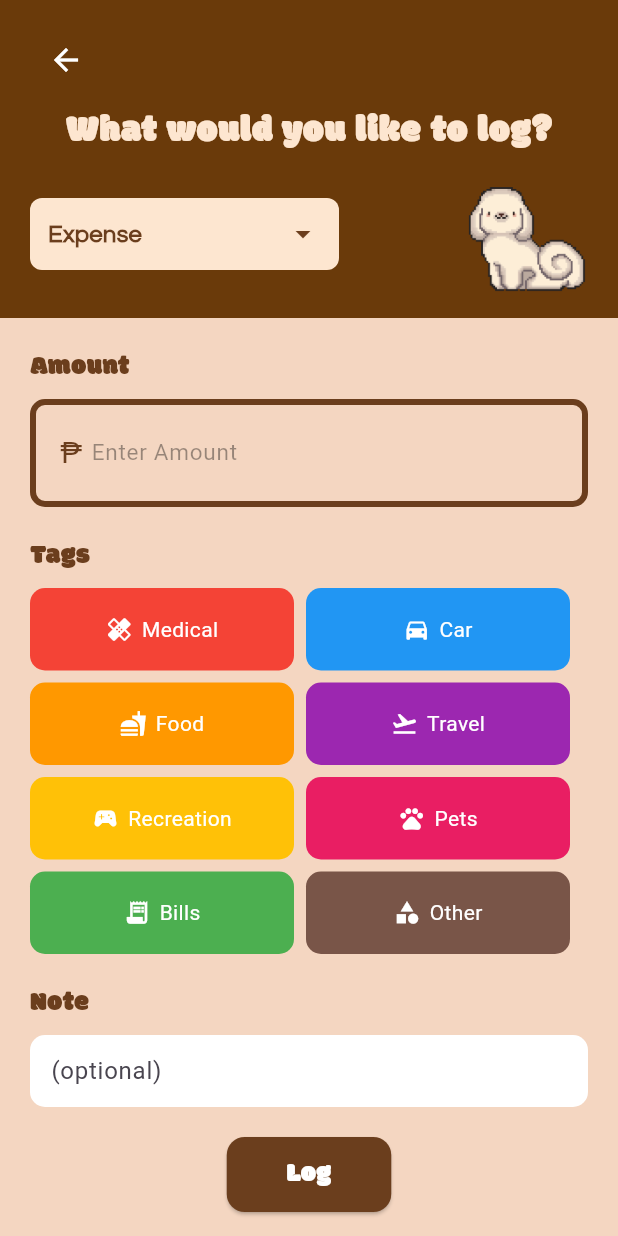
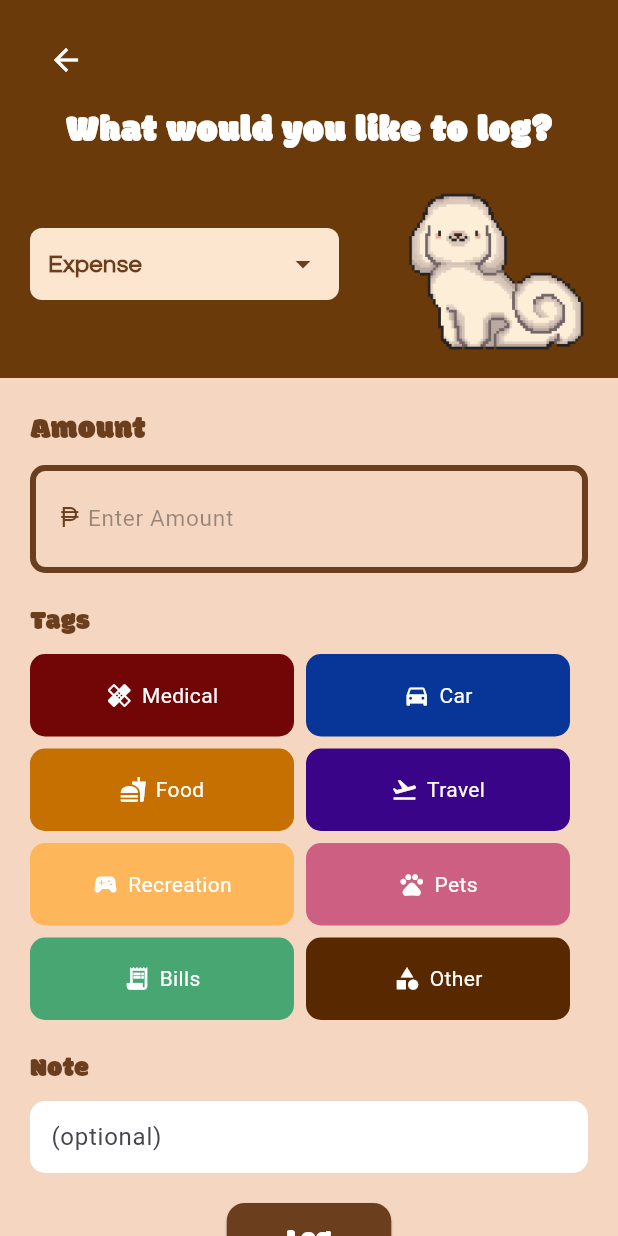
Before and after one commit to the34thempress/Budgipets, a Flutter app: the DashboardPage screen opened by its route, after a tap on the "add" icon, on a phone screen of 412 x 824 dp. Run offline on Flutter 3.47's test engine with Material 3 defaults, Android fonts, the light colour scheme and no system bars; our stand-ins replace audioplayers, image_picker, permission_handler, shared_preferences, supabase_flutter, table_calendar; accounts and stored records are empty; Roboto replaces fonts that are missing (PixelifySans-VariableFont_wght).

Commit message:
ui fixes and refinements

```diff
--- a/lib/controllers/allowance_page_controller.dart
+++ b/lib/controllers/allowance_page_controller.dart
@@ -10,14 +10,14 @@ class LogEntryController {
 
 //expenses tags category
   final List<Map<String, dynamic>> expenseCategories = [
-    {'name': 'Medical', 'color': Colors.red, 'icon': Icons.healing},
-    {'name': 'Car', 'color': Colors.blue, 'icon': Icons.directions_car},
-    {'name': 'Food', 'color': Colors.orange, 'icon': Icons.fastfood},
-    {'name': 'Travel', 'color': Colors.purple, 'icon': Icons.flight_takeoff},
-    {'name': 'Recreation', 'color': Colors.amber, 'icon': Icons.sports_esports},
-    {'name': 'Pets', 'color': Colors.pink, 'icon': Icons.pets},
-    {'name': 'Bills', 'color': Colors.green, 'icon': Icons.receipt_long},
-    {'name': 'Other', 'color': Colors.brown, 'icon': Icons.category},
+    {'name': 'Medical', 'color': Color(0xFF720607), 'icon': Icons.healing},
+    {'name': 'Car', 'color': Color(0xFF073598), 'icon': Icons.directions_car},
+    {'name': 'Food', 'color': Color(0xFFC57000), 'icon': Icons.fastfood},
+    {'name': 'Travel', 'color': Color(0xFF390488), 'icon': Icons.flight_takeoff},
+    {'name': 'Recreation', 'color': Color(0xFFFEB65B), 'icon': Icons.sports_esports},
+    {'name': 'Pets', 'color': Color(0xFFCD6082), 'icon': Icons.pets},
+    {'name': 'Bills', 'color': Color.fromARGB(255, 71, 166, 114), 'icon': Icons.receipt_long},
+    {'name': 'Other', 'color': Color(0xFF582901), 'icon': Icons.category},
   ];
 
 //income tags category
--- a/lib/pages/auth/delete_account.dart
+++ b/lib/pages/auth/delete_account.dart
@@ -12,8 +12,8 @@ class _DeleteAccountPageState extends State<DeleteAccountPage> {
   bool _passwordVisible = false;
 
   // Hardcoded values for verification
-  final String _correctPassword = "myMadeUpPassword!";
-  final String _correctPetName = "chubi";
+  final String _correctPassword = "duckduckgoose1!";
+  final String _correctPetName = "Chubi";
 
   final Color darkBrown = const Color(0xFF5C2E14);
   final Color lightBrown = const Color(0xFFF4D6C1);
--- a/lib/pages/dashboard/dashboard.dart
+++ b/lib/pages/dashboard/dashboard.dart
@@ -161,7 +161,7 @@ Future<double?> _promptNumber({
                 autofocus: true,
                 keyboardType: TextInputType.number,
                 style: const TextStyle(
-                  color: Colors.white,
+                  color: Color(0xFF3E1D01),
                   fontSize: 22,
                   fontWeight: FontWeight.w600,
                   fontFamily: "Questrial",
@@ -508,7 +508,7 @@ Future<double?> _promptNumber({
                       Column(
                         children: const [
                           Text(
-                            "34",
+                            "0",
                             style: TextStyle(
                               fontFamily: "PixelifySans",
                               fontSize: 90,
@@ -528,7 +528,7 @@ Future<double?> _promptNumber({
                       ),
                       const SizedBox(width: 15),
                       Image.asset(
-                        "assets/images/dog.png",
+                        "assets/images/dog_egg.png",
                         height: 140,
                       ),
                     ],
--- a/lib/pages/logs/allowance.dart
+++ b/lib/pages/logs/allowance.dart
@@ -166,17 +166,17 @@ class _LogEntryPageState extends State<LogEntryPage> {
               CommonHeader(
                 goToDashboard: true,
                 child: Column(
-                  crossAxisAlignment: CrossAxisAlignment.start,
                   children: [
                     Column(
                       crossAxisAlignment: CrossAxisAlignment.center,
                       children: [
                         const Text(
                           "What would you like to log?",
+                          textAlign: TextAlign.left,
                           style: TextStyle(
                             fontFamily: "Modak",
                             fontSize: 25,
-                            color: Color(0xFFFDE6D0),
+                            color: Colors.white,
                           ),
                         ),
                         const SizedBox(height: 10),
@@ -222,7 +222,7 @@ class _LogEntryPageState extends State<LogEntryPage> {
                             ),
                             Image.asset(
                               "assets/images/dog.png",
-                              height: 80,
+                              height: 120,
                               fit: BoxFit.contain,
                             ),
                           ],
@@ -244,7 +244,7 @@ class _LogEntryPageState extends State<LogEntryPage> {
                       "Amount",
                       style: TextStyle(
                         fontFamily: "Modak",
-                        fontSize: 18,
+                        fontSize: 21,
                         color: Color(0xFF6B3E1D),
                       ),
                     ),
@@ -267,7 +267,7 @@ class _LogEntryPageState extends State<LogEntryPage> {
                             style: TextStyle(
                               color: Color(0xFF6B3E1D),
                               fontSize: 20,
-                              fontFamily: "PixelifySans-VariableFont_wght",
+                              fontFamily: "Questrial",
                             ),
                           ),
                           const SizedBox(width: 6),
```
Also changed, not shown: lib/screens/tutorial_screens/tutorial.dart (+56 -25 lines).
